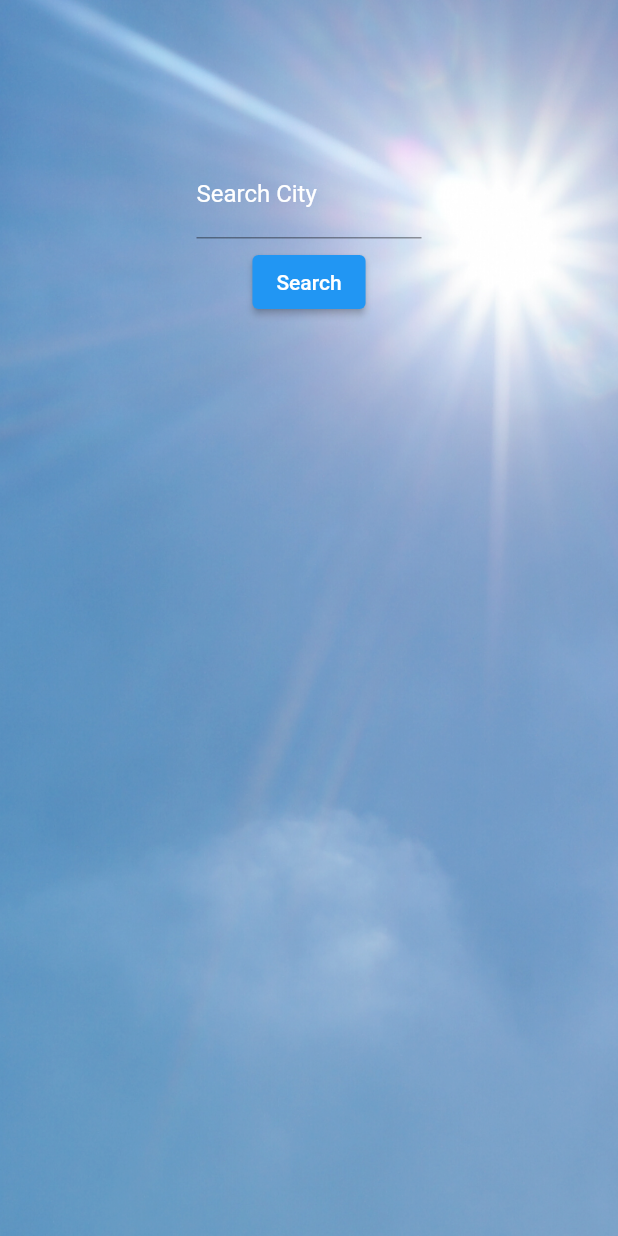
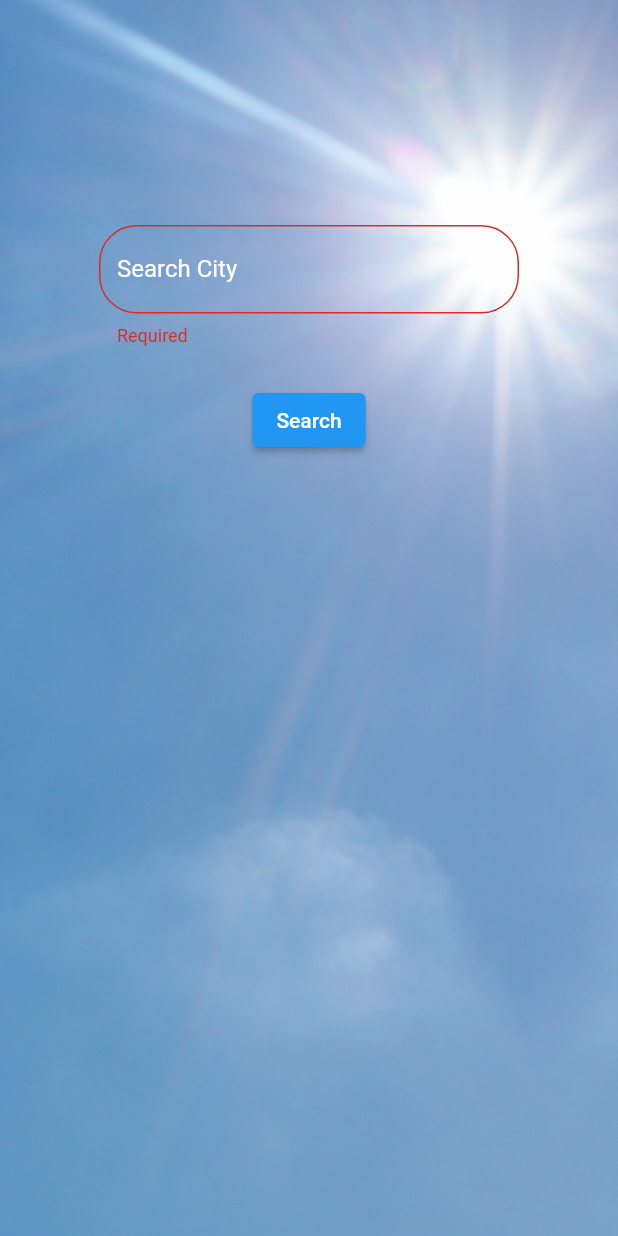
Before and after one commit to Sharan-ayush08/weather_api, a Flutter app: the AllowAccess screen opened by its route, after a tap on "Search", on a phone screen of 412 x 824 dp. Run offline on Flutter 3.47's test engine with Material 2 defaults, Android fonts, the phone set to English and light mode, and no system bars; our stand-ins replace geolocator, google_fonts.

```diff
--- a/lib/data_services.dart
+++ b/lib/data_services.dart
@@ -10,7 +10,7 @@ class DataServices {
     final queryParmameter = {
       'q': city,
       'appid': '98e8dfcf4ea2319b693eb4c58b2a6018',
-      'units': 'imperial'
+      'units': 'metric'
     };
     final url = Uri.https(
         'api.openweathermap.org', '/data/2.5/weather', queryParmameter);
--- a/lib/screens/weather_search.dart
+++ b/lib/screens/weather_search.dart
@@ -14,6 +14,19 @@ class _AllowAccessState extends State<AllowAccess> {
   final _cityTextController = TextEditingController();
   final _dataService = DataServices();
   WeatherResponse? _response;
+  GlobalKey<FormState> formKey = GlobalKey<FormState>();
+
+  int temprature = 0;
+  String location = "Mumbai";
+
+  void validate() {
+    if (formKey.currentState!.validate()) {
+      print("Validated");
+    } else {
+      print("Not Validated");
+    }
+  }
+
   @override
   Widget build(BuildContext context) {
     return Scaffold(
@@ -25,6 +38,11 @@ class _AllowAccessState extends State<AllowAccess> {
               fit: BoxFit.fill, image: AssetImage('images/assets/clear.png')),
         ),
         child: SingleChildScrollView(
+          child: Padding(
+            padding: const EdgeInsets.all(50),
+            child: Container(
+              child: Form(
+                key: formKey,
                 child: Column(
                   mainAxisAlignment: MainAxisAlignment.center,
                   children: [
@@ -33,32 +51,49 @@ class _AllowAccessState extends State<AllowAccess> {
                         children: [
                           Image.network(_response!.iconUrl, scale: 0.5),
                           Text(
-                      '${_response!.tempInfo.temprature}◦',
-                      style: const TextStyle(fontSize: 40, color: Colors.white),
+                            '${_response!.tempInfo.temprature.round()}℃',
+                            style: const TextStyle(
+                                fontSize: 40, color: Colors.white),
                           ),
                           Text(
                             _response!.weatherInfo.description,
-                      style: const TextStyle(color: Colors.white, fontSize: 15),
+                            style: const TextStyle(
+                                color: Colors.white, fontSize: 15),
                           )
                         ],
                       ),
                     const Padding(padding: EdgeInsets.symmetric(vertical: 50)),
                     SizedBox(
-                width: 150,
-                child: TextField(
+                      width: 280,
+                      child: TextFormField(
+                        validator: (value) {
+                          if (value!.isEmpty) {
+                            return 'Required';
+                          } else {
+                            return null;
+                          }
+                        },
                         controller: _cityTextController,
-                  decoration: const InputDecoration(
+                        decoration: InputDecoration(
                             labelText: 'Search City',
-                      labelStyle: TextStyle(color: Colors.white)),
+                            labelStyle: TextStyle(color: Colors.white),
+                            border: OutlineInputBorder(
+                                borderRadius: BorderRadius.circular(25.0))),
                         textAlign: TextAlign.center,
                         style: const TextStyle(color: Colors.white),
                       ),
                     ),
-              const SizedBox(
-                height: 5,
+                    const SizedBox(height: 25),
+                    ElevatedButton(
+                        onPressed: () {
+                          _search;
+                          validate();
+                        },
+                        child: const Text('Search'))
+                  ],
                 ),
-              ElevatedButton(onPressed: _search, child: const Text('Search'))
-            ],
+              ),
+            ),
           ),
         ),
       ),
```
Lines whose indentation alone changed are shown as unchanged.
